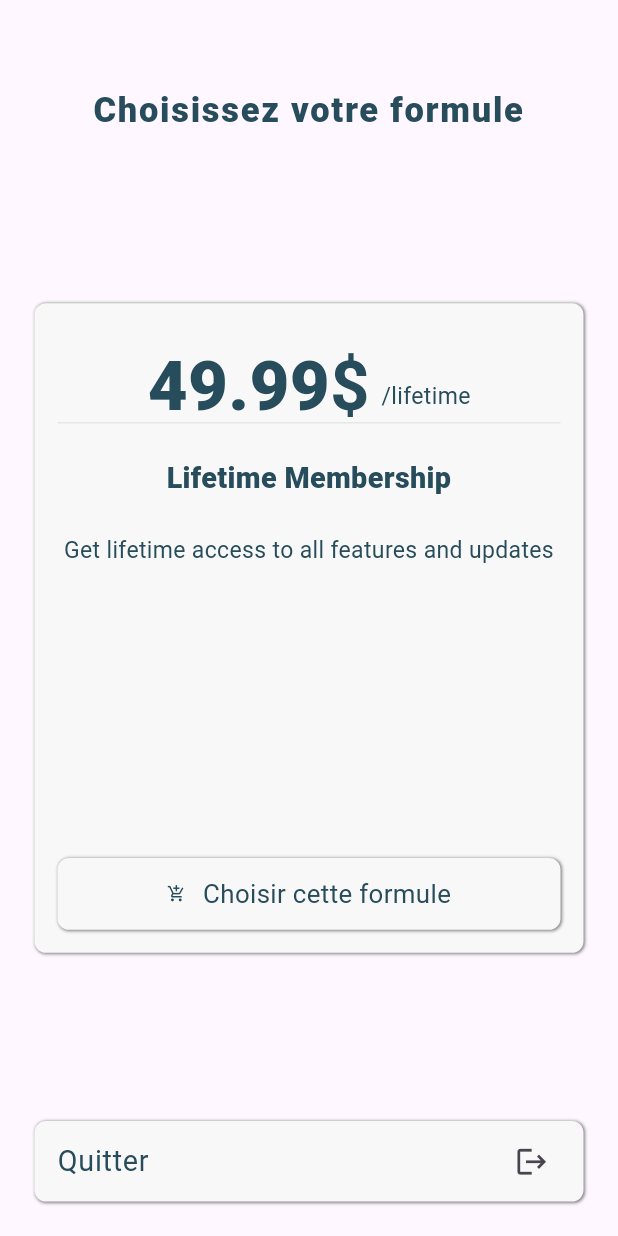
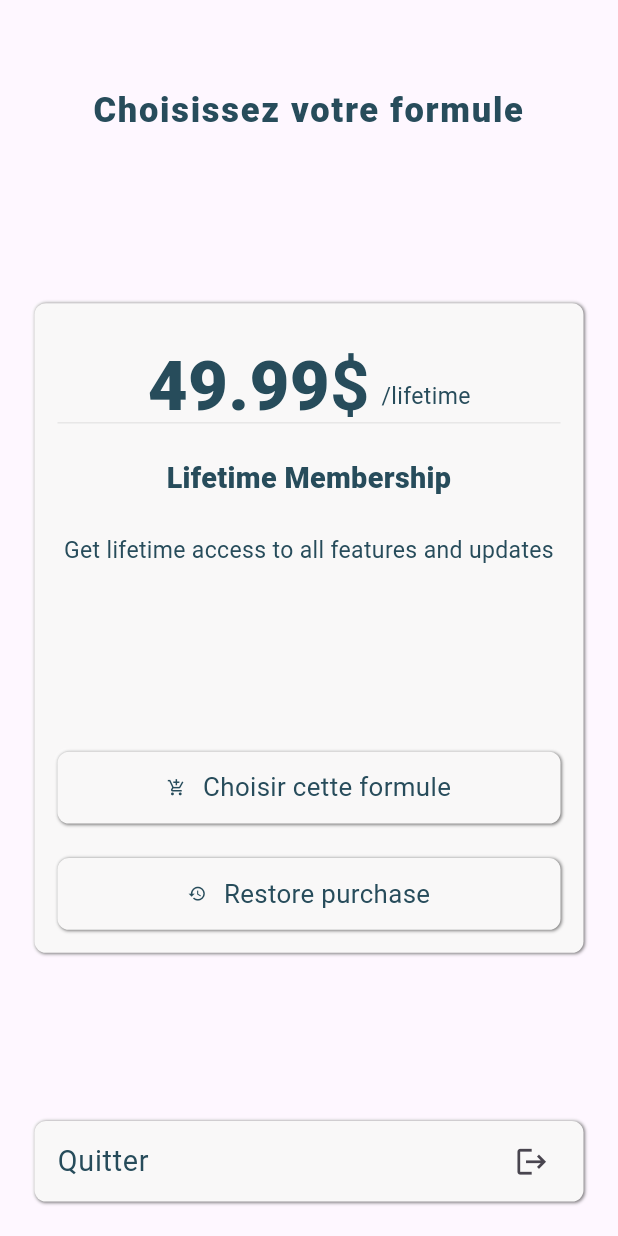
Before and after one commit to uni-do-to/nifty_mobile, a Flutter app: the SingleSubscriptionView screen opened by its route, on a phone screen of 412 x 824 dp. Run offline on Flutter 3.47's test engine with Material 3 defaults, Android fonts, the phone set to English and light mode, and no system bars; our stand-ins replace another_xlider, cached_network_image, carousel_slider, community_charts_flutter, date_format, diacritic and 12 more; missing offline and left inert: country_flags, dart:html, flutter_custom_tabs, in_app_purchase_android, in_app_purchase_storekit, stripe_checkout; accounts and stored records are empty; network calls fail.

Commit message:
add ios code

```diff
--- a/lib/app/config/api_constants.dart
+++ b/lib/app/config/api_constants.dart
@@ -1,6 +1,6 @@
 class ConfigAPI {
   //Example: https://www.example.com without /
-  static const String baseUrl = 'http://192.168.1.104:1337';
+  static const String baseUrl = 'http://192.168.1.101:1337';
   static const String baseApiUrl = '$baseUrl/api';
   // static const stripePublishableKey =  "pk_test_51Lx4u5Lv66vTYu5L1v1BnJLM7AKDlwjGblIWAKR5Cmv2bhf45NHCbWlDWWVQ6BlDr6Cu24EsviLE1sTP60tVaId400DGESVSo1";
   static const stripePublishableKey =  "pk_live_51Lx4u5Lv66vTYu5LJpj4iHBOcUZn1k8mcASE0zqZznp0Rx5zswEqNCdqNwuBcNb6a10jhpj4w811y9OlpZo5kQuw006SzFlGDV";
--- a/lib/app/config/app_constants.dart
+++ b/lib/app/config/app_constants.dart
@@ -27,7 +27,7 @@ class AppConstants {
       "long" : LocaleKeys.settings_calories
     }];
 
-  static const String kSilverSubscriptionId = 'lifetime_membership';
+  static const String kSilverSubscriptionId = 'nifty_pawl';
   static const String kGoldSubscriptionId = 'full_version';
   static const List<String> IAP_PRODUCT_IDS = <String>[
     kSilverSubscriptionId,
--- a/lib/app/modules/subscription/views/apple_subscription_view.dart
+++ b/lib/app/modules/subscription/views/apple_subscription_view.dart
@@ -161,6 +161,30 @@ class SingleSubscriptionView extends GetView<SingleSubscriptionController> {
                                 Text(
                                   LocaleKeys.subscription_button_label.tr,
                                   style: theme?.textTheme.bodySmall?.copyWith(),
+                              ),
+                            ],
+                          ),
+                        ),
+                      ),
+                      SizedBox(height: 24),
+                      NeumorphicButton(
+                        onPressed: () {
+                          controller.restorePurchases();
+                        },
+                        child: Container(
+                          padding: const EdgeInsets.all(2.0),
+                          child: Row(
+                            mainAxisAlignment: MainAxisAlignment.center,
+                            children: [
+                              Icon(
+                                Icons.restore,
+                                color: theme?.accentColor,
+                                size: 13,
+                              ),
+                              SizedBox(width: 12),
+                              Text(
+                                "Restore purchase",
+                                style: theme?.textTheme.bodySmall?.copyWith(),
                                 ),
                               ],
                             ),
@@ -168,8 +192,7 @@ class SingleSubscriptionView extends GetView<SingleSubscriptionController> {
                         ),
                       ],
                     ),
-                  ),
-                );
+                ));
               }),
             ),
             Expanded(child: Container()),
--- a/pubspec.yaml
+++ b/pubspec.yaml
@@ -41,7 +41,6 @@ dependencies:
   firebase_core: ^2.24.2
   get_cli: ^1.8.1
   in_app_purchase: ^3.1.13
-  flutter_inapp_purchase: ^5.6.1
 
 dev_dependencies:
   flutter_lints: ^2.0.0
```
Also changed, not shown: lib/app/modules/subscription/controllers/apple_subscription_controller.dart (+22 -14 lines), pubspec.lock, 1 other file.
